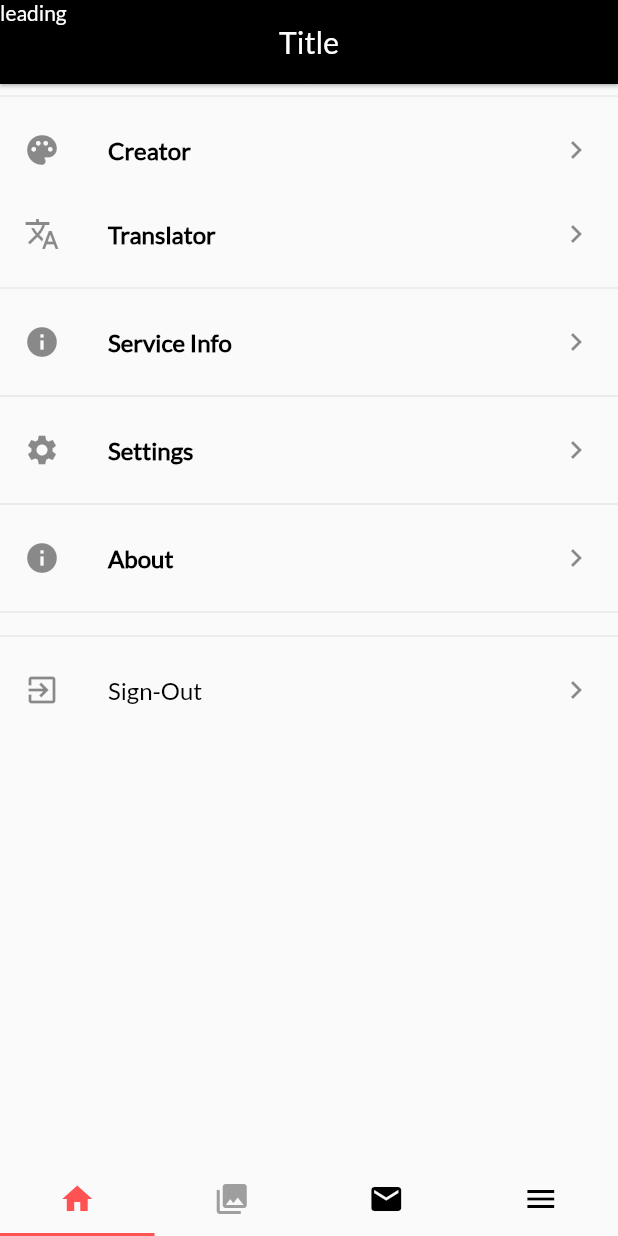
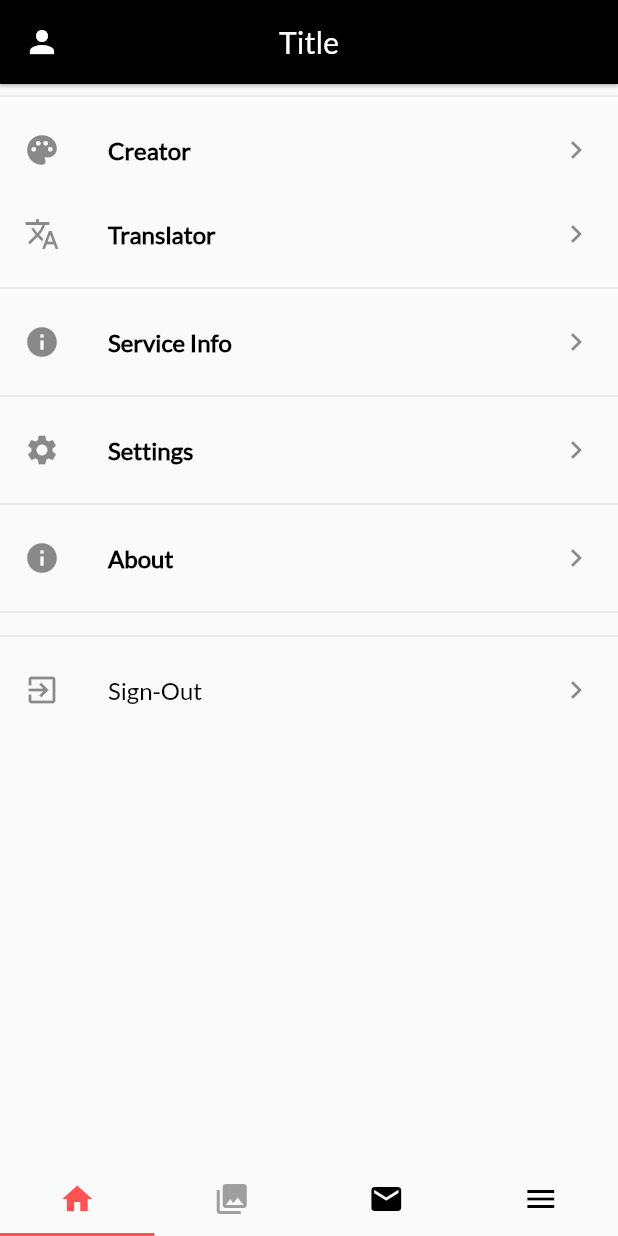
Before and after one commit to comicspa/sparkyweb, a Flutter app: the screen it shows after launch, on a phone screen of 412 x 824 dp. Run offline on Flutter 3.47's test engine with Material 2 defaults, Android fonts, the phone set to English and light mode, and no system bars; our stand-ins replace device_info; missing offline and left inert: devicelocale; accounts and stored records are empty.

Commit message:
adding test images

```diff
--- a/lib/screens/main_tab_bar.dart
+++ b/lib/screens/main_tab_bar.dart
@@ -60,11 +60,11 @@ class _HomeScreenState extends State<HomeScreen>
         backgroundColor: Colors.black, //Color.fromRGBO(21, 24, 45, 1.0),
              //Color(0xff202a30), //Colors.black87, // Color(0xFF5986E1),
         centerTitle: true,
-        leading: Text('leading'), /* IconButton(
+        leading: IconButton(
             tooltip: 'Profile',
             icon: Icon(
               Icons.person,
-              color: Color.fromRGBO(21, 24, 45, 1.0),
+              color: Colors.white, //Color.fromRGBO(21, 24, 45, 1.0),
             ),
             onPressed: () {
               /* showDialog(
@@ -79,7 +79,7 @@ class _HomeScreenState extends State<HomeScreen>
               ),
             );
             },
-          ), */
+          ),
 
         title: Text('Title'), /* Image.asset(
           'images/sparky_logo.svg',
--- a/pubspec.yaml
+++ b/pubspec.yaml
@@ -41,6 +41,10 @@ flutter:
   # included with your application, so that you can use the icons in
   # the material Icons class.
   uses-material-design: true
+  assets:
+    - images/
+
+
   fonts:
       - family: Lato
         fonts:
```
Also changed, not shown: images/Comi.webp (added), images/HomeKey_etc_off.webp (added), images/HomeKey_etc_on.webp (added), images/batman_black.webp (added), images/onepunchman.webp (added), images/sparky_logo.webp (added), pubspec.lock.
